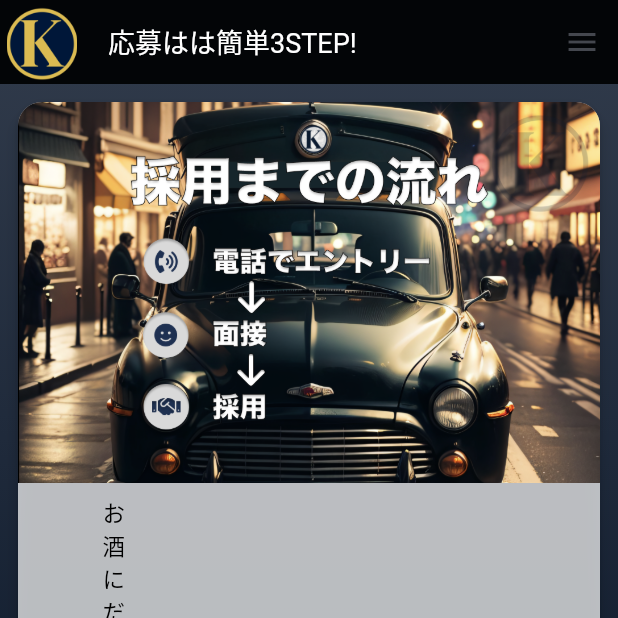
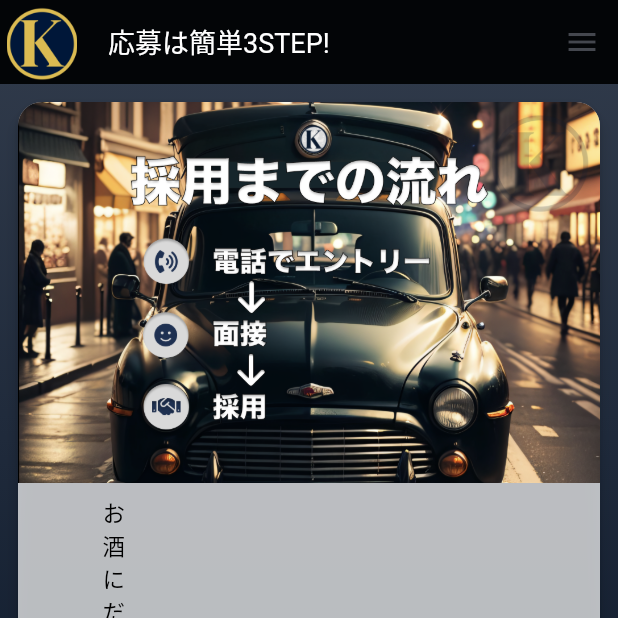
Before and after one commit to heiwakanko/job_opening, a Flutter app: the screen it shows after launch, item 2 of the bottom bar chosen, on a phone screen of 412 x 824 dp, the top half of it. Run offline on Flutter 3.47's test engine with Material 2 defaults, Android fonts, the phone set to English and light mode, and no system bars; our stand-ins replace font_awesome_flutter, google_maps_flutter; missing offline and left inert: icon_decoration.

Commit message:
ch comments

```diff
--- a/lib/screens/hire_screen.dart
+++ b/lib/screens/hire_screen.dart
@@ -77,7 +77,19 @@ class HireScreen extends StatelessWidget {
                 const ListDecolated(
                   prIcon: Icons.trending_up,
                   prLine: "出戻り率が高い！",
-                  prSubLine: "色々巡ってみたら、やっぱり居心地が良いのです",
+                  prSubLine: "色々巡ってみたら、人間味溢れる平和観光がやっぱり居心地が良いのです。",
+                  starColor1: Colors.amber,
+                  starColor2: Colors.amber,
+                  starColor3: Colors.amber,
+                  starColor4: Colors.amber,
+                  starColor5: Colors.amber,
+                  borderColor: Colors.amber,
+                  borderWidth: 0.0,
+                ),
+                const ListDecolated(
+                  prIcon: Icons.trending_up,
+                  prLine: "履歴書だけの審査は無し！",
+                  prSubLine: "人は書類だけではわかりません、顔を見て、話をして、採否を決定します。",
                   starColor1: Colors.amber,
                   starColor2: Colors.amber,
                   starColor3: Colors.amber,
--- a/lib/screens/home_screen.dart
+++ b/lib/screens/home_screen.dart
@@ -23,8 +23,8 @@ class _HomeScreenState extends State<HomeScreen> {
 
   final List<String> _titles = [
     "タクシードライバー募集(埼玉県さいたま市桜区の求人)",
-    "応募はは簡単3STEP!",
-    "地域密着、24時間だから固定客が圧倒的に多い!",
+    "応募は簡単3STEP!",
+    "地域密着、24時間営業だから固定客が圧倒的に多い!",
     "暴力団等反社会的勢力排除宣言",
   ];
 
```
Also changed, not shown: lib/screens/top_screen.dart (+17 -17 lines).
